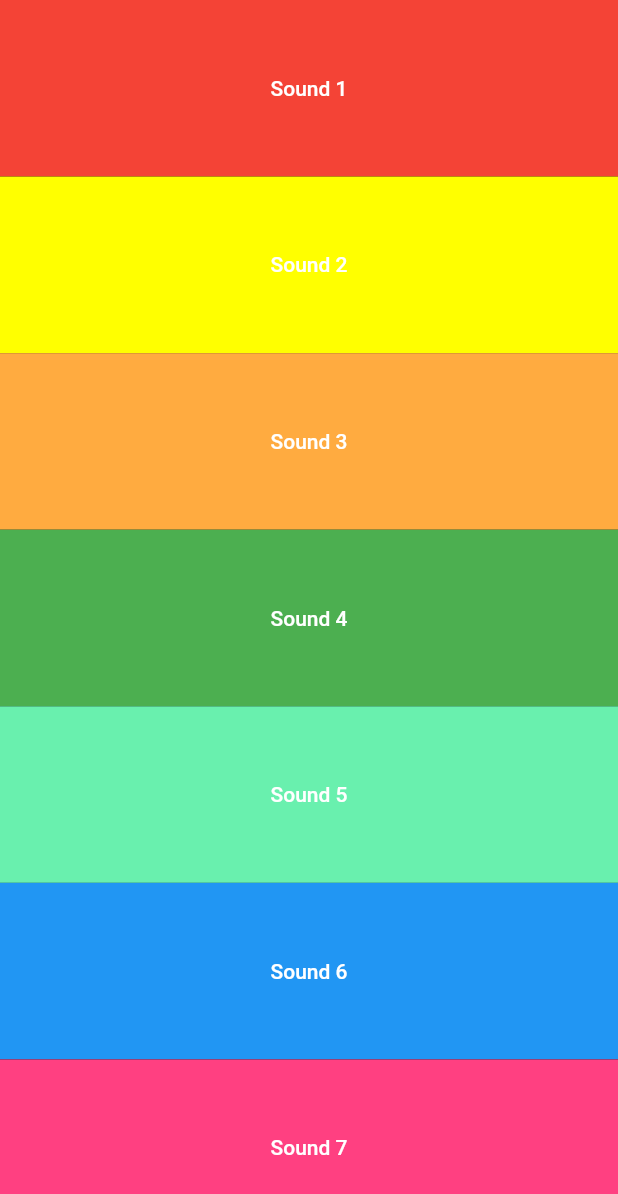
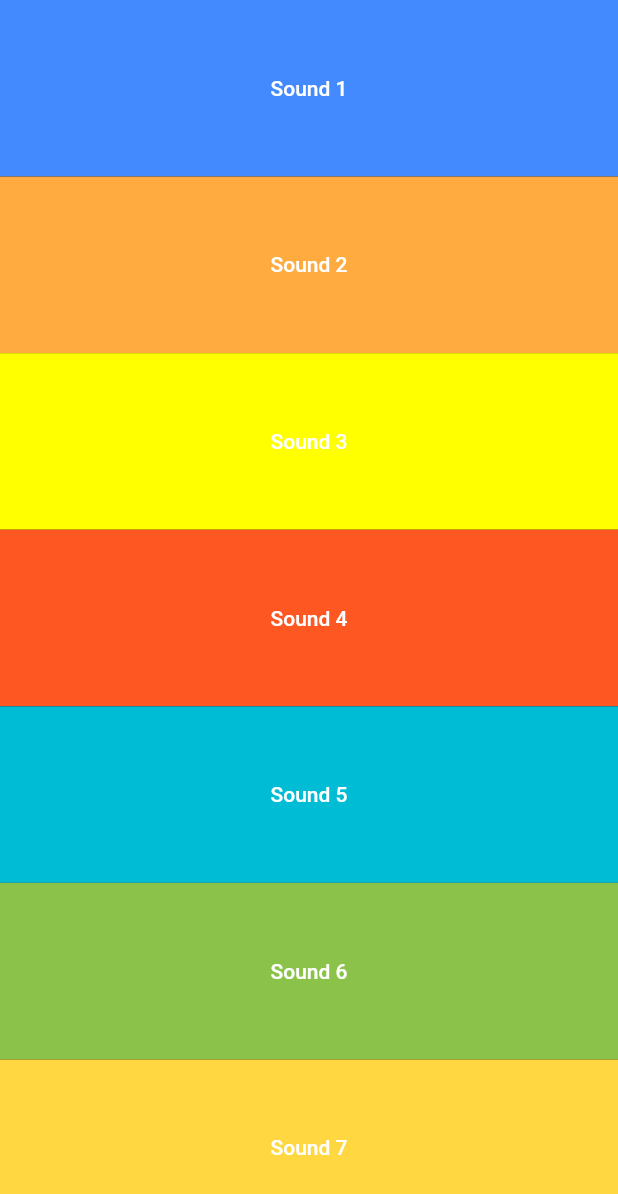
Before and after one commit to ojrealdev/xylophone_flutter, a Flutter app: the screen it shows after launch, on a phone screen of 412 x 824 dp. Shown: the top 1194 px of the screen. Run offline on Flutter 3.47's test engine with Material 2 defaults, Android fonts, the phone set to English and light mode, and no system bars; our stand-ins replace audioplayers.

Commit message:
refactored building keys into function

```diff
--- a/lib/main.dart
+++ b/lib/main.dart
@@ -3,12 +3,28 @@ import 'package:audioplayers/audioplayers.dart';
 
 void main() => runApp(XylophoneApp());
 
-void playSound(int keyNumber) {
-  final player = AudioCache();
-  player.play('note$keyNumber.wav');
-}
+class XylophoneApp extends StatelessWidget {
+  void playSound(int keyNumber) {
+    final player = AudioCache();
+    player.play('note$keyNumber.wav');
+  }
 
-class XylophoneApp extends StatelessWidget {
+// method to print a key
+  buildKey(soundNumber, color) {
+    return Expanded(
+      child: Container(
+        color: color,
+        child: TextButton(
+          onPressed: () => playSound(soundNumber),
+          child: Text(
+            'Sound $soundNumber',
+            style: TextStyle(color: Colors.white),
+          ),
+        ),
+      ),
+    );
+  }
+
   @override
   Widget build(BuildContext context) {
     return MaterialApp(
@@ -18,89 +34,13 @@ class XylophoneApp extends StatelessWidget {
           child: Column(
             crossAxisAlignment: CrossAxisAlignment.stretch,
             children: [
-              Expanded(
-                child: Container(
-                  color: Colors.red,
-                  child: TextButton(
-                    onPressed: () => playSound(1),
-                    child: Text(
-                      'Sound 1',
-                      style: TextStyle(color: Colors.white),
-                    ),
-                  ),
-                ),
-              ),
-              Expanded(
-                child: Container(
-                  color: Colors.yellowAccent,
-                  child: TextButton(
-                    onPressed: () => playSound(2),
-                    child: Text(
-                      'Sound 2',
-                      style: TextStyle(color: Colors.white),
-                    ),
-                  ),
-                ),
-              ),
-              Expanded(
-                child: Container(
-                  color: Colors.orangeAccent,
-                  child: TextButton(
-                    onPressed: () => playSound(3),
-                    child: Text(
-                      'Sound 3',
-                      style: TextStyle(color: Colors.white),
-                    ),
-                  ),
-                ),
-              ),
-              Expanded(
-                  child: Container(
-                color: Colors.green,
-                child: TextButton(
-                  onPressed: () => playSound(4),
-                  child: Text(
-                    'Sound 4',
-                    style: TextStyle(color: Colors.white),
-                  ),
-                ),
-              )),
-              Expanded(
-                child: Container(
-                  color: Colors.greenAccent,
-                  child: TextButton(
-                    onPressed: () => playSound(5),
-                    child: Text(
-                      'Sound 5',
-                      style: TextStyle(color: Colors.white),
-                    ),
-                  ),
-                ),
-              ),
-              Expanded(
-                child: Container(
-                  color: Colors.blue,
-                  child: TextButton(
-                    onPressed: () => playSound(6),
-                    child: Text(
-                      'Sound 6',
-                      style: TextStyle(color: Colors.white),
-                    ),
-                  ),
-                ),
-              ),
-              Expanded(
-                child: Container(
-                  color: Colors.pinkAccent,
-                  child: TextButton(
-                    onPressed: () => playSound(7),
-                    child: Text(
-                      'Sound 7',
-                      style: TextStyle(color: Colors.white),
-                    ),
-                  ),
-                ),
-              ),
+              buildKey(1, Colors.blueAccent),
+              buildKey(2, Colors.orangeAccent),
+              buildKey(3, Colors.yellowAccent),
+              buildKey(4, Colors.deepOrange),
+              buildKey(5, Colors.cyan),
+              buildKey(6, Colors.lightGreen),
+              buildKey(7, Colors.amberAccent),
             ],
           ),
         ),
```
